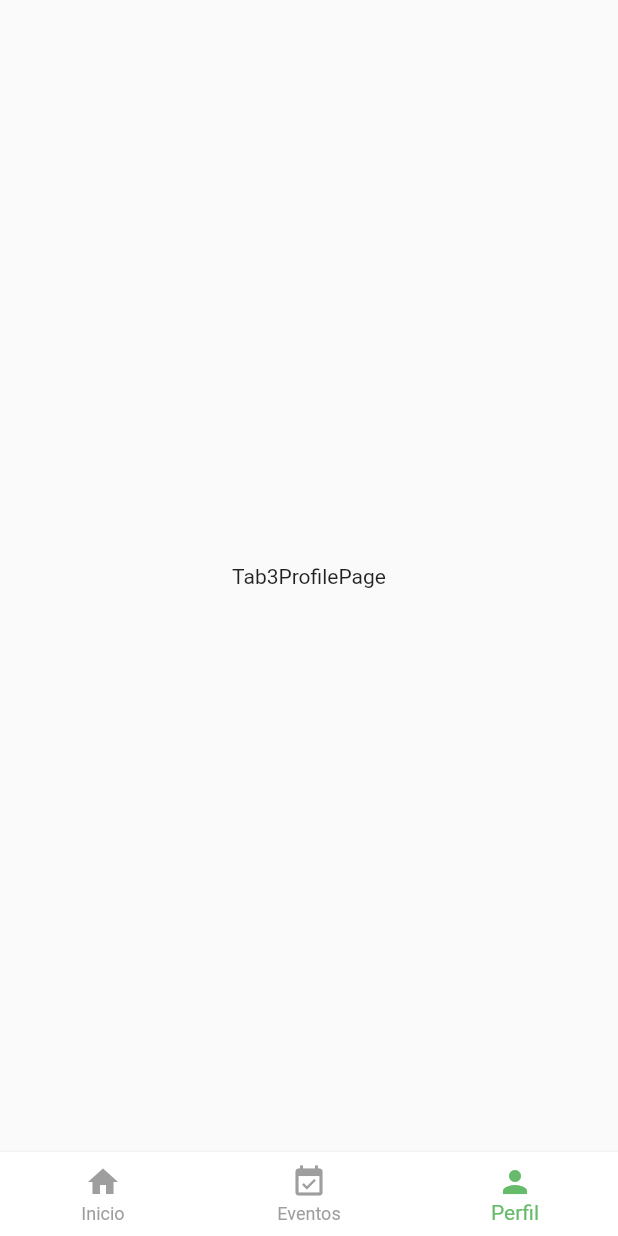
After one commit to angelfgdeveloper/inblex_app, a Flutter app: the HomePage screen opened by its route, item 3 of the bottom bar chosen, on a phone screen of 412 x 824 dp. The commit adds this screen. Run offline on Flutter 3.47's test engine with Material 2 defaults, Android fonts, the phone set to English and light mode, and no system bars.

Commit message:
Diseño de projectos actuales y bottomNavigationBar

```diff
--- a/lib/helpers/alert_message.dart
+++ b/lib/helpers/alert_message.dart
@@ -2,7 +2,7 @@ import 'dart:io';
 
 import 'package:flutter/material.dart';
 import 'package:flutter/cupertino.dart';
-import 'package:flutter/services.dart';
+// import 'package:flutter/services.dart';
 
 showAlertMessage( BuildContext context, String titulo, String subtitutlo ) {
   // SystemChrome.setSystemUIOverlayStyle(SystemUiOverlayStyle.light.copyWith(statusBarColor: Colors.grey[600]));
--- a/lib/pages/home_page.dart
+++ b/lib/pages/home_page.dart
@@ -1,14 +1,75 @@
 import 'package:flutter/material.dart';
+import 'package:inblex_app/pages/tab1_home_page.dart';
+import 'package:inblex_app/pages/tab2_event_page.dart';
+import 'package:inblex_app/pages/tab3_profile_page.dart';
+import 'package:provider/provider.dart';
 
 
 class HomePage extends StatelessWidget {
 
   @override
   Widget build(BuildContext context) {
-    return Scaffold(
-      body: Center(
-        child: Text('HomePage'),
-     ),
-   );
+    return ChangeNotifierProvider(
+      create: ( _ ) => new _NavegationModel(),
+      child: Scaffold(
+        body: _Pages(),
+       bottomNavigationBar: _Navigation(),
+   ),
+    );
   }
 }
+
+class _Pages extends StatelessWidget {
+  @override
+  Widget build(BuildContext context) {
+    final navegationModel = Provider.of<_NavegationModel>(context);
+    return PageView(
+      controller: navegationModel.pageController,
+      // physics: BouncingScrollPhysics(),
+      physics: NeverScrollableScrollPhysics(),
+      children: <Widget>[
+        // Tab1Page(),
+        // Tab2Page(),
+        Tab1HomePage(),
+        Tab2EventPage(),
+        Tab3ProfilePage()
+      ],
+    );
+  }
+}
+
+class _Navigation extends StatelessWidget {
+
+  @override
+  Widget build(BuildContext context) {
+    final navegationModel = Provider.of<_NavegationModel>(context);
+    return BottomNavigationBar(
+      elevation: 2.0,
+      currentIndex: navegationModel.pageActual,
+      onTap: (i) => navegationModel.pageActual = i,
+      items: [
+        BottomNavigationBarItem(icon: Icon(Icons.home), label: 'Inicio'),
+        BottomNavigationBarItem(icon: Icon(Icons.event_available), label: 'Eventos'),
+        BottomNavigationBarItem(icon: Icon(Icons.person), label: 'Perfil'),
+      ],
+    );
+  }
+}
+
+class _NavegationModel with ChangeNotifier {
+
+  int _pageActual = 0;
+  PageController _pageController = new PageController();
+
+  int get pageActual => this._pageActual;
+  set pageActual(int valor){
+    this._pageActual = valor;
+
+    _pageController.animateToPage(valor, duration: Duration(milliseconds: 250), curve: Curves.easeOut);
+
+    notifyListeners();
+  }
+
+  PageController get pageController => this._pageController;
+
+}
--- /dev/null
+++ b/lib/pages/tab3_profile_page.dart
@@ -0,0 +1,13 @@
+import 'package:flutter/material.dart';
+
+class Tab3ProfilePage extends StatelessWidget {
+
+  @override
+  Widget build(BuildContext context) {
+    return Scaffold(
+      body: Center(
+        child: Text('Tab3ProfilePage'),
+     ),
+   );
+  }
+}
--- /dev/null
+++ b/lib/theme/theme.dart
@@ -0,0 +1,14 @@
+import 'package:flutter/material.dart';
+
+final myTheme = ThemeData.light().copyWith(
+  cursorColor: Colors.green[400],
+  textSelectionColor: Colors.green[200],
+  textSelectionHandleColor: Colors.green[400],
+
+  bottomNavigationBarTheme: BottomNavigationBarThemeData(
+    backgroundColor: Colors.white,
+    selectedItemColor: Colors.green[400],
+    unselectedItemColor: Colors.grey,
+  )
+
+);
--- a/pubspec.yaml
+++ b/pubspec.yaml
@@ -28,6 +28,8 @@ dependencies:
   # The following adds the Cupertino Icons font to your application.
   # Use with the CupertinoIcons class for iOS style icons.
   cupertino_icons: ^1.0.0
+  provider: ^4.3.3
+  http: ^0.12.2
 
 dev_dependencies:
   flutter_test:
```
Also changed, not shown: lib/main.dart (+2 -5 lines), lib/pages/tab1_home_page.dart (added, +226 -0 lines), lib/pages/tab2_event_page.dart (added, +13 -0 lines), lib/widgets/radial_progress.dart (added, +133 -0 lines), pubspec.lock.
